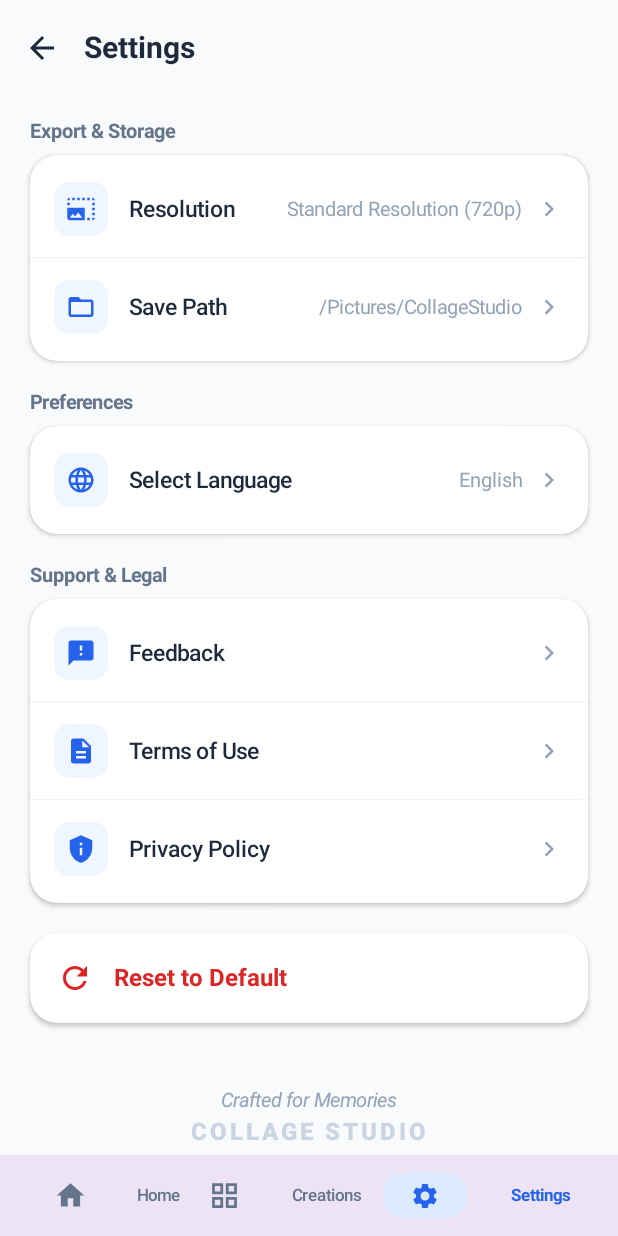
After one commit to mandeepSingh-Dev/Collage_KMP_App, an Android app built with Jetpack Compose: the composable SettingsScreen shown on its own in the app's theme, on a phone screen of 412 x 824 dp. The commit adds this screen. Run offline under Robolectric (Android 15) with nearby library versions, the phone set to English and light mode, and no system bars.

Commit message:
Added Settings screens

```diff
--- a/shared/src/commonMain/kotlin/com/oem/collagekmpapp/model/CollageState.kt
+++ b/shared/src/commonMain/kotlin/com/oem/collagekmpapp/model/CollageState.kt
@@ -65,6 +65,7 @@ data class LayoutTemplate(
 
 sealed class Screen {
     object Home : Screen()
+    object Settings : Screen()
     data class LayoutSelection(val selectedPhotos: List<String>) : Screen()
     data class Editor(val layoutId: String, val selectedPhotos: List<String>) : Screen()
 }
--- a/shared/src/commonMain/kotlin/com/oem/collagekmpapp/ui/HomeScreen.kt
+++ b/shared/src/commonMain/kotlin/com/oem/collagekmpapp/ui/HomeScreen.kt
@@ -84,7 +84,9 @@ fun HomeScreen(
                     BottomNavItem(icon = Icons.Default.GridView, label = "Creations", selected = false) {
                         galleryPicker.launch()
                     }
-                    BottomNavItem(icon = Icons.Default.Settings, label = "Settings", selected = false) {}
+                    BottomNavItem(icon = Icons.Default.Settings, label = "Settings", selected = false) {
+                        onNavigate(Screen.Settings)
+                    }
                 }
             }
         }
--- /dev/null
+++ b/shared/src/commonMain/kotlin/com/oem/collagekmpapp/ui/SettingsScreen.kt
@@ -0,0 +1,479 @@
+package com.oem.collagekmpapp.ui
+
+import androidx.compose.foundation.*
+import androidx.compose.foundation.layout.*
+import androidx.compose.foundation.shape.RoundedCornerShape
+import androidx.compose.material.icons.Icons
+import androidx.compose.material.icons.automirrored.filled.ArrowBack
+import androidx.compose.material.icons.filled.*
+import androidx.compose.material3.*
+import androidx.compose.runtime.*
+import androidx.compose.ui.Alignment
+import androidx.compose.ui.Modifier
+import androidx.compose.ui.draw.clip
+import androidx.compose.ui.draw.shadow
+import androidx.compose.ui.graphics.Color
+import androidx.compose.ui.graphics.vector.ImageVector
+import androidx.compose.ui.text.font.FontStyle
+import androidx.compose.ui.text.font.FontWeight
+import androidx.compose.ui.unit.dp
+import androidx.compose.ui.unit.sp
+import com.oem.collagekmpapp.model.Screen
+import com.oem.collagekmpapp.rememberGalleryPicker
+
+@OptIn(ExperimentalMaterial3Api::class)
+@Composable
+fun SettingsScreen(
+    onNavigate: (Screen) -> Unit
+) {
+    val scrollState = rememberScrollState()
+    var selectedResolution by remember { mutableStateOf("Standard Resolution (720p)") }
+    var selectedLanguage by remember { mutableStateOf("English") }
+
+    var showResolutionSheet by remember { mutableStateOf(false) }
+    var showLanguageSheet by remember { mutableStateOf(false) }
+    var languageQuery by remember { mutableStateOf("") }
+
+    val galleryPicker = rememberGalleryPicker { selectedUris ->
+        if (selectedUris.size > 1) {
+            onNavigate(Screen.LayoutSelection(selectedUris))
+        }
+    }
+
+    Scaffold(
+        topBar = {
+            TopAppBar(
+                title = { Text("Settings", fontWeight = FontWeight.Bold, fontSize = 20.sp, color = Color(0xFF1E293B)) },
+                navigationIcon = {
+                    IconButton(onClick = { onNavigate(Screen.Home) }) {
+                        Icon(Icons.AutoMirrored.Filled.ArrowBack, contentDescription = "Back", tint = Color(0xFF1E293B))
+                    }
+                },
+                colors = TopAppBarDefaults.topAppBarColors(containerColor = Color(0xFFF8FAFC))
+            )
+        },
+        bottomBar = {
+            Surface(
+                color = MaterialTheme.colorScheme.surface,
+                tonalElevation = 8.dp,
+                modifier = Modifier.fillMaxWidth()
+            ) {
+                Row(
+                    modifier = Modifier
+                        .fillMaxWidth()
+                        .padding(vertical = 12.dp, horizontal = 32.dp),
+                    horizontalArrangement = Arrangement.SpaceBetween,
+                    verticalAlignment = Alignment.CenterVertically
+                ) {
+                    BottomNavItem(icon = Icons.Default.Home, label = "Home", selected = false) {
+                        onNavigate(Screen.Home)
+                    }
+                    BottomNavItem(icon = Icons.Default.GridView, label = "Creations", selected = false) {
+                        galleryPicker.launch()
+                    }
+                    BottomNavItem(icon = Icons.Default.Settings, label = "Settings", selected = true) {}
+                }
+            }
+        }
+    ) { innerPadding ->
+        Column(
+            modifier = Modifier
+                .fillMaxSize()
+                .background(Color(0xFFF8FAFC))
+                .padding(innerPadding)
+                .verticalScroll(scrollState)
+                .padding(horizontal = 20.dp, vertical = 16.dp),
+            horizontalAlignment = Alignment.CenterHorizontally
+        ) {
+            // Section 1: Export & Storage
+            SettingsSectionHeader("Export & Storage")
+            Spacer(modifier = Modifier.height(8.dp))
+            SettingsCard {
+                SettingsRow(
+                    icon = Icons.Default.PhotoSizeSelectLarge,
+                    title = "Resolution",
+                    subtitle = selectedResolution,
+                    onClick = { showResolutionSheet = true }
+                )
+                HorizontalDivider(color = Color(0xFFF1F5F9), thickness = 1.dp)
+                SettingsRow(
+                    icon = Icons.Default.FolderOpen,
+                    title = "Save Path",
+                    subtitle = "/Pictures/CollageStudio",
+                    onClick = {}
+                )
+            }
+
+            Spacer(modifier = Modifier.height(20.dp))
+
+            // Section 2: Preferences
+            SettingsSectionHeader("Preferences")
+            Spacer(modifier = Modifier.height(8.dp))
+            SettingsCard {
+                SettingsRow(
+                    icon = Icons.Default.Language,
+                    title = "Select Language",
+                    subtitle = selectedLanguage,
+                    onClick = { showLanguageSheet = true }
+                )
+            }
+
+            Spacer(modifier = Modifier.height(20.dp))
+
+            // Section 3: Support & Legal
+            SettingsSectionHeader("Support & Legal")
+            Spacer(modifier = Modifier.height(8.dp))
+            SettingsCard {
+                SettingsRow(
+                    icon = Icons.Default.Feedback,
+                    title = "Feedback",
+                    subtitle = null,
+                    onClick = {}
+                )
+                HorizontalDivider(color = Color(0xFFF1F5F9), thickness = 1.dp)
+                SettingsRow(
+                    icon = Icons.Default.Description,
+                    title = "Terms of Use",
+                    subtitle = null,
+                    onClick = {}
+                )
+                HorizontalDivider(color = Color(0xFFF1F5F9), thickness = 1.dp)
+                SettingsRow(
+                    icon = Icons.Default.PrivacyTip,
+                    title = "Privacy Policy",
+                    subtitle = null,
+                    onClick = {}
+                )
+            }
+
+            Spacer(modifier = Modifier.height(20.dp))
+
+            // Reset to Default Card
+            Box(
+                modifier = Modifier
+                    .fillMaxWidth()
+                    .shadow(2.dp, RoundedCornerShape(18.dp))
+                    .clip(RoundedCornerShape(18.dp))
+                    .background(Color.White)
+                    .clickable {
+                        selectedResolution = "Standard Resolution (720p)"
+                        selectedLanguage = "English"
+                    }
+                    .padding(18.dp)
+            ) {
+                Row(
+                    verticalAlignment = Alignment.CenterVertically,
+                    horizontalArrangement = Arrangement.spacedBy(14.dp)
+                ) {
+                    Icon(
+                        imageVector = Icons.Default.Refresh,
+                        contentDescription = null,
+                        tint = Color(0xFFDC2626),
+                        modifier = Modifier.size(24.dp)
+                    )
+                    Text(
+                        text = "Reset to Default",
+                        fontSize = 16.sp,
+                        fontWeight = FontWeight.Bold,
+                        color = Color(0xFFDC2626)
+                    )
+                }
+            }
+
+            Spacer(modifier = Modifier.height(32.dp))
+
+            // Footer Branding
+            Column(
+                horizontalAlignment = Alignment.CenterHorizontally,
+                modifier = Modifier.fillMaxWidth().padding(vertical = 12.dp)
+            ) {
+                Text(
+                    text = "Crafted for Memories",
+                    fontSize = 13.sp,
+                    fontStyle = FontStyle.Italic,
+                    color = Color(0xFF94A3B8)
+                )
+                Spacer(modifier = Modifier.height(4.dp))
+                Text(
+                    text = "COLLAGE STUDIO",
+                    fontSize = 16.sp,
+                    fontWeight = FontWeight.ExtraBold,
+                    letterSpacing = 2.sp,
+                    color = Color(0xFFCBD5E1)
+                )
+            }
+        }
+
+        // Resolution Bottom Sheet
+        if (showResolutionSheet) {
+            ModalBottomSheet(
+                onDismissRequest = { showResolutionSheet = false },
+                containerColor = Color.White,
+                shape = RoundedCornerShape(topStart = 28.dp, topEnd = 28.dp)
+            ) {
+                Column(
+                    modifier = Modifier
+                        .fillMaxWidth()
+                        .padding(24.dp)
+                ) {
+                    Row(
+                        modifier = Modifier.fillMaxWidth(),
+                        horizontalArrangement = Arrangement.SpaceBetween,
+                        verticalAlignment = Alignment.CenterVertically
+                    ) {
+                        Text("Select Resolution", fontSize = 18.sp, fontWeight = FontWeight.Bold, color = Color(0xFF1E293B))
+                        IconButton(onClick = { showResolutionSheet = false }) {
+                            Icon(Icons.Default.Close, contentDescription = "Close", tint = Color(0xFF64748B))
+                        }
+                    }
+                    Spacer(modifier = Modifier.height(16.dp))
+
+                    val resolutions = listOf(
+                        Triple("Standard", "720p • Fast export, smaller size", "Standard Resolution (720p)"),
+                        Triple("High", "1080p • Crisp HD for social media", "High Resolution (1080p)"),
+                        Triple("Ultra", "4K • Maximum print quality", "Ultra Resolution (4K)")
+                    )
+
+                    resolutions.forEach { (title, subtitle, fullName) ->
+                        val isSelected = selectedResolution == fullName
+                        ResolutionOptionCard(
+                            title = title,
+                            subtitle = subtitle,
+                            selected = isSelected,
+                            onClick = {
+                                selectedResolution = fullName
+                                showResolutionSheet = false
+                            }
+                        )
+                        Spacer(modifier = Modifier.height(12.dp))
+                    }
+                    Spacer(modifier = Modifier.height(24.dp))
+                }
+            }
+        }
+
+        // Select Language Bottom Sheet
+        if (showLanguageSheet) {
+            ModalBottomSheet(
+                onDismissRequest = { showLanguageSheet = false },
+                containerColor = Color.White,
+                shape = RoundedCornerShape(topStart = 28.dp, topEnd = 28.dp)
+            ) {
+                Column(
+                    modifier = Modifier
+                        .fillMaxWidth()
+                        .padding(24.dp)
+                ) {
+                    Row(
+                        modifier = Modifier.fillMaxWidth(),
+                        horizontalArrangement = Arrangement.SpaceBetween,
+                        verticalAlignment = Alignment.CenterVertically
+                    ) {
+                        Text("Select Language", fontSize = 18.sp, fontWeight = FontWeight.Bold, color = Color(0xFF1E293B))
+                        IconButton(onClick = { showLanguageSheet = false }) {
+                            Icon(Icons.Default.Close, contentDescription = "Close", tint = Color(0xFF64748B))
+                        }
+                    }
+                    Spacer(modifier = Modifier.height(12.dp))
+
+                    OutlinedTextField(
+                        value = languageQuery,
+                        onValueChange = { languageQuery = it },
+                        placeholder = { Text("Search language...") },
+                        leadingIcon = { Icon(Icons.Default.Search, contentDescription = null, tint = Color(0xFF94A3B8)) },
+                        shape = RoundedCornerShape(14.dp),
+                        colors = OutlinedTextFieldDefaults.colors(
+                            focusedBorderColor = Color(0xFF2563EB),
+                            unfocusedBorderColor = Color(0xFFE2E8F0),
+                            focusedContainerColor = Color(0xFFF8FAFC),
+                            unfocusedContainerColor = Color(0xFFF8FAFC)
+                        ),
+                        modifier = Modifier.fillMaxWidth()
+                    )
+                    Spacer(modifier = Modifier.height(16.dp))
+
+                    val languages = listOf(
+                        "English (Default)", "Hindi (हिंदी)", "Español (Spanish)",
+                        "Français (French)", "Deutsch (German)", "Arabic (العربية)",
+                        "Português (Portuguese)", "Italiano (Italian)", "日本語 (Japanese)"
+                    )
+                    val filteredLanguages = languages.filter { it.contains(languageQuery, ignoreCase = true) }
+
+                    Column(
+                        modifier = Modifier
+                            .fillMaxWidth()
+                            .heightIn(max = 300.dp)
+                            .verticalScroll(rememberScrollState()),
+                        verticalArrangement = Arrangement.spacedBy(8.dp)
+                    ) {
+                        filteredLanguages.forEach { lang ->
+                            val isSelected = selectedLanguage == lang
+                            LanguageOptionRow(
+                                language = lang,
+                                selected = isSelected,
+                                onClick = {
+                                    selectedLanguage = lang
+                                    showLanguageSheet = false
+                                }
+                            )
+                        }
+                    }
+                    Spacer(modifier = Modifier.height(24.dp))
+                }
+            }
+        }
+    }
+}
+
+@Composable
+fun SettingsSectionHeader(title: String) {
+    Row(modifier = Modifier.fillMaxWidth()) {
+        Text(
+            text = title,
+            fontSize = 13.sp,
+            fontWeight = FontWeight.Bold,
+            color = Color(0xFF64748B)
+        )
+    }
+}
+
+@Composable
+fun SettingsCard(content: @Composable ColumnScope.() -> Unit) {
+    Column(
+        modifier = Modifier
+            .fillMaxWidth()
+            .shadow(2.dp, RoundedCornerShape(18.dp))
+            .clip(RoundedCornerShape(18.dp))
+            .background(Color.White)
+            .padding(vertical = 4.dp),
+        content = content
+    )
+}
+
+@Composable
+fun SettingsRow(
+    icon: ImageVector,
+    title: String,
+    subtitle: String?,
+    onClick: () -> Unit
+) {
+    Row(
+        modifier = Modifier
+            .fillMaxWidth()
+            .clickable { onClick() }
+            .padding(horizontal = 16.dp, vertical = 14.dp),
+        horizontalArrangement = Arrangement.SpaceBetween,
+        verticalAlignment = Alignment.CenterVertically
+    ) {
+        Row(
+            verticalAlignment = Alignment.CenterVertically,
+            horizontalArrangement = Arrangement.spacedBy(14.dp)
+        ) {
+            Surface(
+                color = Color(0xFFEFF6FF),
+                shape = RoundedCornerShape(10.dp),
+                modifier = Modifier.size(36.dp)
+            ) {
+                Box(contentAlignment = Alignment.Center) {
+                    Icon(imageVector = icon, contentDescription = null, tint = Color(0xFF2563EB), modifier = Modifier.size(20.dp))
+                }
+            }
+            Text(
+                text = title,
+                fontSize = 15.sp,
+                fontWeight = FontWeight.SemiBold,
+                color = Color(0xFF1E293B)
+            )
+        }
+        Row(
+            verticalAlignment = Alignment.CenterVertically,
+            horizontalArrangement = Arrangement.spacedBy(8.dp)
+        ) {
+            if (subtitle != null) {
+                Text(
+                    text = subtitle,
+                    fontSize = 13.sp,
+                    color = Color(0xFF94A3B8)
+                )
+            }
+            Icon(
+                imageVector = Icons.Default.ChevronRight,
+                contentDescription = null,
+                tint = Color(0xFF94A3B8),
+                modifier = Modifier.size(20.dp)
+            )
+        }
+    }
+}
+
+@Composable
+fun ResolutionOptionCard(
+    title: String,
+    subtitle: String,
+    selected: Boolean,
+    onClick: () -> Unit
+) {
+    Box(
+        modifier = Modifier
+            .fillMaxWidth()
+            .clip(RoundedCornerShape(16.dp))
+            .background(if (selected) Color(0xFFEFF6FF) else Color(0xFFF8FAFC))
+            .border(
+                width = if (selected) 2.dp else 1.dp,
+                color = if (selected) Color(0xFF2563EB) else Color(0xFFE2E8F0),
+                shape = RoundedCornerShape(16.dp)
+            )
+            .clickable { onClick() }
+            .padding(16.dp)
+    ) {
+        Row(
+            modifier = Modifier.fillMaxWidth(),
+            horizontalArrangement = Arrangement.SpaceBetween,
+            verticalAlignment = Alignment.CenterVertically
+        ) {
+            Column(modifier = Modifier.weight(1f)) {
+                Text(text = title, fontSize = 16.sp, fontWeight = FontWeight.Bold, color = Color(0xFF1E293B))
+                Spacer(modifier = Modifier.height(2.dp))
+                Text(text = subtitle, fontSize = 12.sp, color = Color(0xFF64748B))
+            }
+            RadioButton(
+                selected = selected,
+                onClick = onClick,
+                colors = RadioButtonDefaults.colors(selectedColor = Color(0xFF2563EB))
+            )
+        }
+    }
+}
+
+@Composable
+fun LanguageOptionRow(
+    language: String,
+    selected: Boolean,
+    onClick: () -> Unit
+) {
+    Row(
+        modifier = Modifier
+            .fillMaxWidth()
+            .clip(RoundedCornerShape(12.dp))
+            .background(if (selected) Color(0xFFEFF6FF) else Color.Transparent)
+            .clickable { onClick() }
+            .padding(horizontal = 14.dp, vertical = 12.dp),
+        horizontalArrangement = Arrangement.SpaceBetween,
+        verticalAlignment = Alignment.CenterVertically
+    ) {
+        Text(
+            text = language,
+            fontSize = 15.sp,
+            fontWeight = if (selected) FontWeight.Bold else FontWeight.Medium,
+            color = if (selected) Color(0xFF2563EB) else Color(0xFF1E293B)
+        )
+        if (selected) {
+            Icon(
+                imageVector = Icons.Default.CheckCircle,
+                contentDescription = null,
+                tint = Color(0xFF2563EB),
+                modifier = Modifier.size(20.dp)
+            )
+        }
+    }
+}
```
Also changed, not shown: shared/src/commonMain/kotlin/com/oem/collagekmpapp/App.kt (+8 -0 lines).
